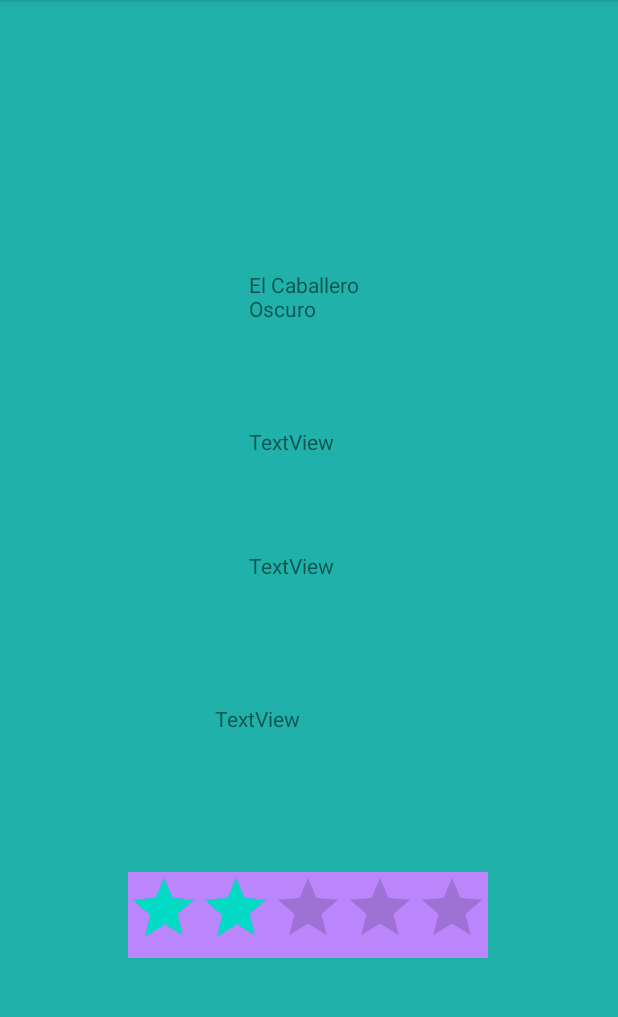
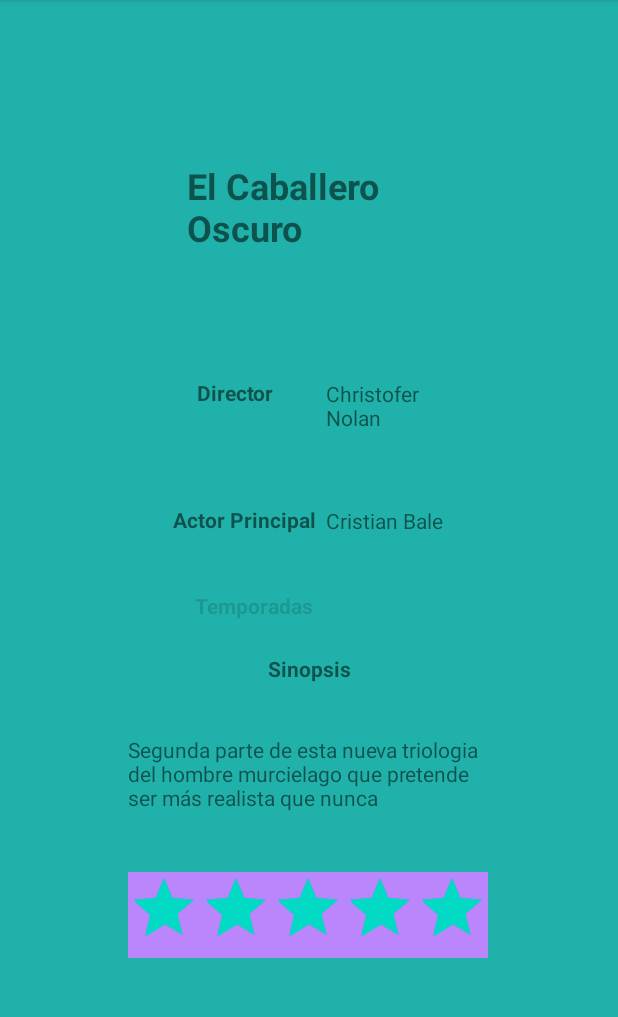
Before and after one commit to Alroru/Filmin, an Android app: the fragment PeliculaFragment shown on its own in the app's theme, after a tap on "El Caballero Oscuro", on a phone screen of 412 x 824 dp, the part 84-1101 px from its top. Run offline under Robolectric (Android 15) with nearby library versions, the phone set to English and light mode, and no system bars.

Commit message:
falta series

```diff
--- a/app/src/main/java/es/studium/filmingapp/Detalles.java
+++ b/app/src/main/java/es/studium/filmingapp/Detalles.java
@@ -12,6 +12,7 @@ public class Detalles extends AppCompatActivity {
     TextView actor;
     TextView sinopsis;
     RatingBar puntuacion;
+    TextView tituloTemporadas;
 
 
 
@@ -21,10 +22,24 @@ public class Detalles extends AppCompatActivity {
         setContentView(R.layout.activity_detalles);
 
         nombre=findViewById(R.id.textViewNombre);
+        director=findViewById(R.id.textViewDirector);
+        actor=findViewById(R.id.textViewActor);
+        sinopsis=findViewById(R.id.textViewSinopsis);
         puntuacion=findViewById(R.id.ratingBar);
+        tituloTemporadas=findViewById(R.id.textViewTituloTemporadas);
         Bundle extras=getIntent().getExtras();
-        String nombre1=extras.getString("position");
+        String nombre1=extras.getString("nombre");
+        String director1=extras.getString("director");
+        String actor1=extras.getString("actor");
+        String sinopsis1=extras.getString("sinopsis");
+        int rating=extras.getInt("puntuacion");
+        boolean invisible1=extras.getBoolean("etiqueta");
         nombre.setText(nombre1);
-        puntuacion.setRating(2);
+        director.setText(director1);
+        actor.setText(actor1);
+        sinopsis.setText(sinopsis1);
+        puntuacion.setRating(rating);
+        tituloTemporadas.setEnabled(invisible1);
+
     }
 }
--- a/app/src/main/java/es/studium/filmingapp/Pelicula.java
+++ b/app/src/main/java/es/studium/filmingapp/Pelicula.java
@@ -5,14 +5,45 @@ import java.io.Serializable;
 public class Pelicula implements Serializable {
     private final int imagen;
     private final String nombre;
+    private final String director;
+    private final String actor;
+    private final String sinopsis;
+    private final int puntuacion;
 
 
-    public Pelicula(int imagen,String nombre){
+
+
+    public Pelicula(int imagen, String nombre, String director, String actor, String sinopsis, int puntuacion){
         this.imagen=imagen;
         this.nombre=nombre;
-
+        this.director = director;
+        this.actor = actor;
+        this.sinopsis = sinopsis;
+        this.puntuacion = puntuacion;
     }
 
-    public String getNombre(){return nombre;}
-    public int getImagen(){return imagen;}
+
+    public String getNombre(){
+        return nombre;
+    }
+
+    public int getImagen(){
+        return imagen;
+    }
+
+    public String getDirector() {
+        return director;
+    }
+
+    public String getActor() {
+        return actor;
+    }
+
+    public String getSinopsis() {
+        return sinopsis;
+    }
+
+    public int getPuntuacion() {
+        return puntuacion;
+    }
 }
--- a/app/src/main/java/es/studium/filmingapp/ui/peliculas/PeliculaFragment.java
+++ b/app/src/main/java/es/studium/filmingapp/ui/peliculas/PeliculaFragment.java
@@ -1,6 +1,5 @@
 package es.studium.filmingapp.ui.peliculas;
 
-import android.content.Context;
 import android.content.Intent;
 import android.os.Bundle;
 
@@ -13,8 +12,6 @@ import androidx.recyclerview.widget.RecyclerView;
 import android.view.LayoutInflater;
 import android.view.View;
 import android.view.ViewGroup;
-import android.widget.ImageView;
-import android.widget.Toast;
 
 import java.util.ArrayList;
 import java.util.List;
@@ -45,11 +42,11 @@ public class PeliculaFragment extends Fragment {
         // Inicializar Peliculas
         List<Pelicula> items = new ArrayList<Pelicula>();
 
-        items.add(new Pelicula(R.drawable.caballero, "El Caballero Oscuro"));
-        items.add(new Pelicula(R.drawable.comunidad, "La Comunidad del Anillo"));
-        items.add(new Pelicula(R.drawable.truco, "El Truco Final"));
-        items.add(new Pelicula(R.drawable.spiderman, "Spiderman"));
-        items.add(new Pelicula(R.drawable.seven, "Seven"));
+        items.add(new Pelicula(R.drawable.caballero, "El Caballero Oscuro", "Christofer Nolan", "Cristian Bale", "Segunda parte de esta nueva triologia del hombre murcielago que pretende ser más realista que nunca", 5));
+        items.add(new Pelicula(R.drawable.comunidad, "La Comunidad del Anillo", "Peter Jackson", "Elijah wood","El joven Frodo tendrá que salir de su querida Comarca en una aventura para salvar el mundo del mal", 5));
+        items.add(new Pelicula(R.drawable.truco, "El Truco Final", "Chistofer Nolan", "Huck Jackman","En pleno siglo XIX, dos magos competiran por ver cual es el mejor", 4));
+        items.add(new Pelicula(R.drawable.spiderman, "Spiderman", "Sam Raimi", "Tobey Maguire","Peter Parker recibe la picadura de una araña y se convertirá en el mejor superhéroe de Nueva York", 4));
+        items.add(new Pelicula(R.drawable.seven, "Seven", "David Fincher", "Brad Pitt","Un veterano policia y su joven compañero investigan terroríficos crimenes relacionados con los pecados capitales", 4));
 
 
         PeliculaAdapter peliculaAdapter = new PeliculaAdapter(items, getContext(), new RecyclerViewOnItemClickListener() {
@@ -61,8 +58,14 @@ public class PeliculaFragment extends Fragment {
                     enviarCaratula(idPelicula);
                 }
                 else{
-                    String idPelicula = items.get(position).getNombre();
-                    enviarDetalles(idPelicula);
+                    String nombrePelicula = items.get(position).getNombre();
+                    String directorPelicula=items.get(position).getDirector();
+                    String actorPelicula=items.get(position).getActor();
+                    String sinopsisPelicula=items.get(position).getSinopsis();
+                    int puntuacionPelicula=items.get(position).getPuntuacion();
+
+
+                    enviarDetalles(nombrePelicula,directorPelicula,actorPelicula,sinopsisPelicula,puntuacionPelicula);
                 }
             }
         });
@@ -74,6 +77,19 @@ public class PeliculaFragment extends Fragment {
 
 }
 
+    private void enviarDetalles(String nombrePelicula, String directorPelicula, String actorPelicula, String sinopsisPelicula, int puntuacionPelicula) {
+        Intent intent =new Intent(getContext(), Detalles.class);
+        intent.putExtra("nombre",nombrePelicula);
+        intent.putExtra("director",directorPelicula);
+        intent.putExtra("actor",actorPelicula);
+        intent.putExtra("sinopsis",sinopsisPelicula);
+        intent.putExtra("puntuacion",puntuacionPelicula);
+        boolean invisible=false;
+        intent.putExtra("etiqueta",invisible);
+
+        startActivity(intent);
+    }
+
     private void enviarCaratula(int Codigo) {
 
         Intent intent =new Intent(getContext(),Caratula.class);
@@ -83,12 +99,8 @@ public class PeliculaFragment extends Fragment {
 
     }
 
-    private void enviarDetalles(String Codigo) {
-
-        Intent intent =new Intent(getContext(), Detalles.class);
-        intent.putExtra("position",Codigo);
-        startActivity(intent);
 
 
-    }
+
+
 }
--- a/app/src/main/res/layout/activity_detalles.xml
+++ b/app/src/main/res/layout/activity_detalles.xml
@@ -10,14 +10,15 @@
 
     <TextView
         android:id="@+id/textViewSinopsis"
-        android:layout_width="125dp"
-        android:layout_height="67dp"
+        android:layout_width="241dp"
+        android:layout_height="66dp"
+        android:drawableTint="#101010"
         android:text="TextView"
         app:layout_constraintBottom_toBottomOf="parent"
         app:layout_constraintEnd_toEndOf="parent"
         app:layout_constraintStart_toStartOf="parent"
         app:layout_constraintTop_toTopOf="parent"
-        app:layout_constraintVertical_bias="0.67" />
+        app:layout_constraintVertical_bias="0.698" />
 
     <TextView
         android:id="@+id/textViewActor"
@@ -26,9 +27,10 @@
         android:text="TextView"
         app:layout_constraintBottom_toBottomOf="parent"
         app:layout_constraintEnd_toEndOf="parent"
-        app:layout_constraintHorizontal_bias="0.498"
+        app:layout_constraintHorizontal_bias="0.651"
         app:layout_constraintStart_toStartOf="parent"
-        app:layout_constraintTop_toTopOf="parent" />
+        app:layout_constraintTop_toTopOf="parent"
+        app:layout_constraintVertical_bias="0.46" />
 
     <TextView
         android:id="@+id/textViewDirector"
@@ -37,22 +39,24 @@
         android:text="TextView"
         app:layout_constraintBottom_toBottomOf="parent"
         app:layout_constraintEnd_toEndOf="parent"
-        app:layout_constraintHorizontal_bias="0.498"
+        app:layout_constraintHorizontal_bias="0.651"
         app:layout_constraintStart_toStartOf="parent"
         app:layout_constraintTop_toTopOf="parent"
-        app:layout_constraintVertical_bias="0.388" />
+        app:layout_constraintVertical_bias="0.344" />
 
     <TextView
         android:id="@+id/textViewNombre"
-        android:layout_width="78dp"
-        android:layout_height="34dp"
-        android:text="TextView"
+        android:layout_width="161dp"
+        android:layout_height="82dp"
+        android:text="Título"
+        android:textSize="24sp"
+        android:textStyle="bold"
         app:layout_constraintBottom_toBottomOf="parent"
         app:layout_constraintEnd_toEndOf="parent"
         app:layout_constraintHorizontal_bias="0.498"
         app:layout_constraintStart_toStartOf="parent"
         app:layout_constraintTop_toTopOf="parent"
-        app:layout_constraintVertical_bias="0.245" />
+        app:layout_constraintVertical_bias="0.156" />
 
     <RatingBar
         android:id="@+id/ratingBar"
@@ -60,7 +64,7 @@
         android:layout_height="wrap_content"
         android:background="@color/purple_200"
         android:numStars="5"
-        android:rating="4"
+        android:rating="5"
         app:layout_constraintBottom_toBottomOf="parent"
         app:layout_constraintEnd_toEndOf="parent"
         app:layout_constraintHorizontal_bias="0.497"
@@ -68,4 +72,68 @@
         app:layout_constraintTop_toTopOf="parent"
         app:layout_constraintVertical_bias="0.818" />
 
+    <TextView
+        android:id="@+id/textViewTituloDirector"
+        android:layout_width="wrap_content"
+        android:layout_height="wrap_content"
+        android:text="Director"
+        android:textStyle="bold"
+        app:layout_constraintBottom_toBottomOf="parent"
+        app:layout_constraintEnd_toEndOf="parent"
+        app:layout_constraintHorizontal_bias="0.365"
+        app:layout_constraintStart_toStartOf="parent"
+        app:layout_constraintTop_toTopOf="parent"
+        app:layout_constraintVertical_bias="0.337" />
+
+    <TextView
+        android:id="@+id/textViewTituloActorPrincipal"
+        android:layout_width="wrap_content"
+        android:layout_height="wrap_content"
+        android:text="Actor Principal"
+        android:textStyle="bold"
+        app:layout_constraintBottom_toBottomOf="parent"
+        app:layout_constraintEnd_toEndOf="parent"
+        app:layout_constraintHorizontal_bias="0.365"
+        app:layout_constraintStart_toStartOf="parent"
+        app:layout_constraintTop_toTopOf="parent"
+        app:layout_constraintVertical_bias="0.45" />
+
+    <TextView
+        android:id="@+id/textViewTituloSinopsis"
+        android:layout_width="wrap_content"
+        android:layout_height="wrap_content"
+        android:text="Sinopsis"
+        android:textColorHighlight="@color/black"
+        android:textColorLink="@color/black"
+        android:textStyle="bold"
+        app:layout_constraintBottom_toBottomOf="parent"
+        app:layout_constraintEnd_toEndOf="parent"
+        app:layout_constraintStart_toStartOf="parent"
+        app:layout_constraintTop_toTopOf="parent"
+        app:layout_constraintVertical_bias="0.582" />
+
+    <TextView
+        android:id="@+id/textViewTituloTemporadas"
+        android:layout_width="wrap_content"
+        android:layout_height="wrap_content"
+        android:text="Temporadas"
+        android:textStyle="bold"
+        app:layout_constraintBottom_toBottomOf="parent"
+        app:layout_constraintEnd_toEndOf="parent"
+        app:layout_constraintHorizontal_bias="0.389"
+        app:layout_constraintStart_toStartOf="parent"
+        app:layout_constraintTop_toTopOf="parent"
+        app:layout_constraintVertical_bias="0.526" />
+
+    <TextView
+        android:id="@+id/textViewTemporadas"
+        android:layout_width="wrap_content"
+        android:layout_height="wrap_content"
+        app:layout_constraintBottom_toBottomOf="parent"
+        app:layout_constraintEnd_toEndOf="parent"
+        app:layout_constraintHorizontal_bias="0.631"
+        app:layout_constraintStart_toStartOf="parent"
+        app:layout_constraintTop_toTopOf="parent"
+        app:layout_constraintVertical_bias="0.525" />
+
 </androidx.constraintlayout.widget.ConstraintLayout>
```
